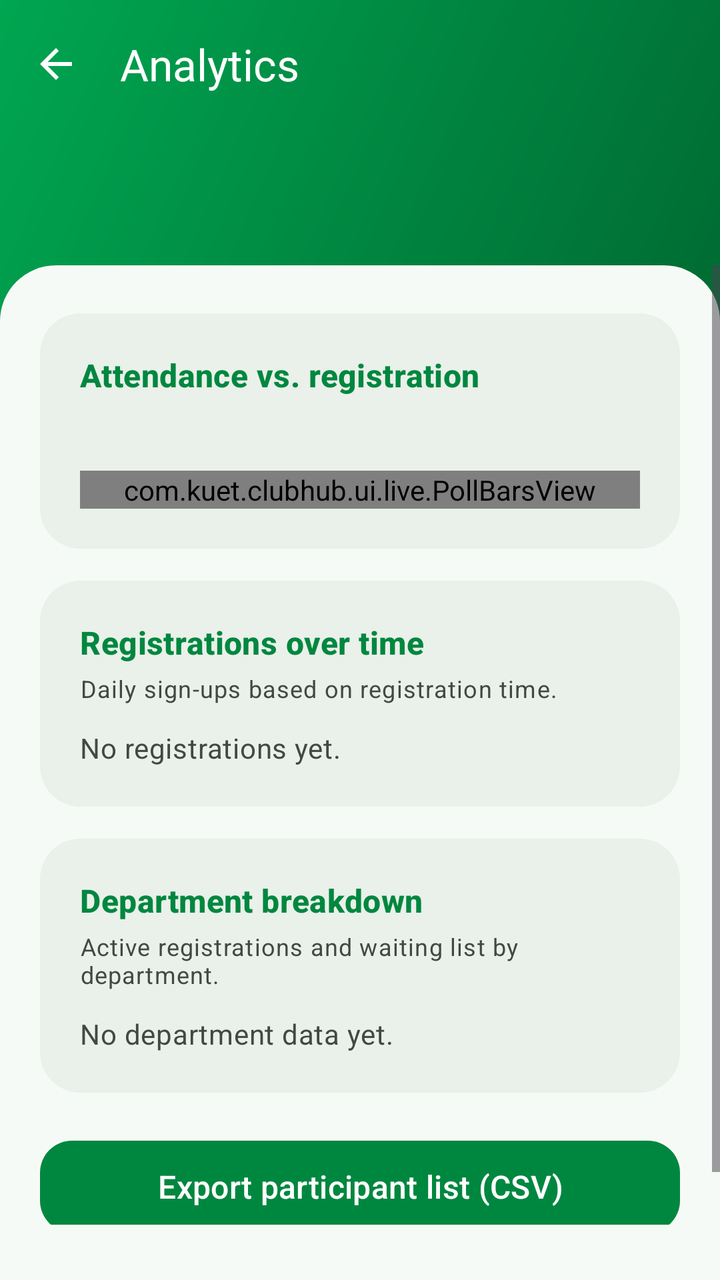
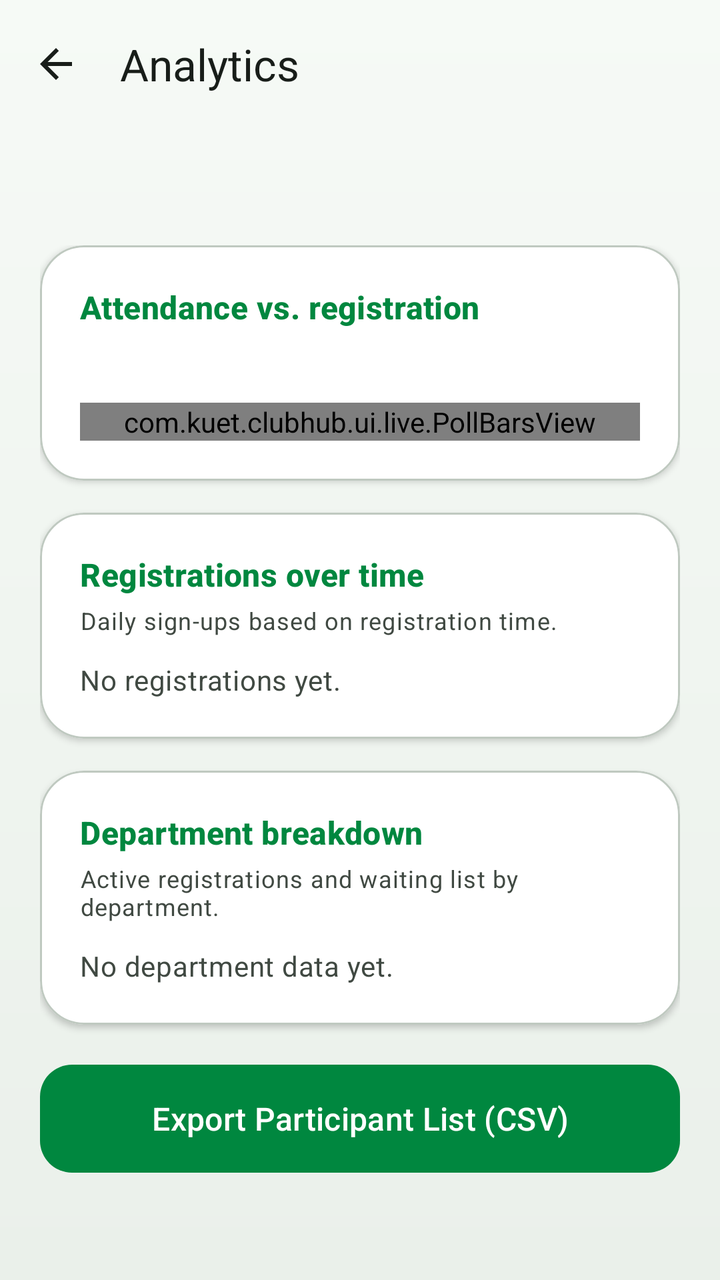

Two renders of the same Android screen: before a commit and after it. Below are the layout's source before the change and the commit's diff.
<!-- AndroidManifest.xml: application theme Theme.ClubHub -->
<!-- res/layout/activity_event_analytics.xml -->
<?xml version="1.0" encoding="utf-8"?>
<LinearLayout xmlns:android="http://schemas.android.com/apk/res/android"
    xmlns:app="http://schemas.android.com/apk/res-auto"
    android:layout_width="match_parent"
    android:layout_height="match_parent"
    android:background="?attr/colorSurface"
    android:orientation="vertical">

    <LinearLayout
        android:id="@+id/header"
        android:layout_width="match_parent"
        android:layout_height="wrap_content"
        android:background="@drawable/bg_header_gradient"
        android:orientation="vertical"
        android:paddingBottom="44dp">

        <com.google.android.material.appbar.MaterialToolbar
            android:id="@+id/toolbar"
            android:layout_width="match_parent"
            android:layout_height="?attr/actionBarSize"
            android:background="@android:color/transparent"
            app:navigationIcon="@drawable/ic_arrow_back_white"
            app:title="@string/title_analytics"
            app:titleTextAppearance="?attr/textAppearanceTitleLarge"
            app:titleTextColor="@color/white" />

        <TextView
            android:id="@+id/tv_event_title"
            android:layout_width="match_parent"
            android:layout_height="wrap_content"
            android:ellipsize="end"
            android:maxLines="2"
            android:paddingHorizontal="20dp"
            android:textColor="@color/white"
            android:textSize="22sp"
            android:textStyle="bold" />

        <TextView
            android:id="@+id/tv_subtitle"
            android:layout_width="match_parent"
            android:layout_height="wrap_content"
            android:layout_marginTop="4dp"
            android:alpha="0.9"
            android:paddingHorizontal="20dp"
            android:textColor="@color/white"
            android:textSize="14sp" />
    </LinearLayout>

    <ScrollView
        android:layout_width="match_parent"
        android:layout_height="0dp"
        android:layout_marginTop="-28dp"
        android:layout_weight="1"
        android:background="@drawable/bg_sheet_top">

        <LinearLayout
            android:layout_width="match_parent"
            android:layout_height="wrap_content"
            android:orientation="vertical"
            android:padding="20dp">

            <com.google.android.material.card.MaterialCardView
                style="@style/Widget.Material3.CardView.Filled"
                android:layout_width="match_parent"
                android:layout_height="wrap_content"
                android:layout_marginTop="4dp"
                app:cardBackgroundColor="?attr/colorSurfaceContainer"
                app:cardCornerRadius="20dp"
                app:cardElevation="0dp">

                <LinearLayout
                    android:layout_width="match_parent"
                    android:layout_height="wrap_content"
                    android:orientation="vertical"
                    android:padding="20dp">

                    <TextView
                        android:layout_width="match_parent"
                        android:layout_height="wrap_content"
                        android:text="@string/analytics_card_overview"
                        android:textAppearance="?attr/textAppearanceTitleMedium"
                        android:textColor="?attr/colorPrimary"
                        android:textStyle="bold" />

                    <TextView
                        android:id="@+id/tv_overview_rates"
                        android:layout_width="match_parent"
                        android:layout_height="wrap_content"
                        android:layout_marginTop="4dp"
                        android:textAppearance="?attr/textAppearanceBodyMedium"
                        android:textColor="?attr/colorOnSurfaceVariant" />

                    <com.kuet.clubhub.ui.live.PollBarsView
                        android:id="@+id/bars_overview"
                        android:layout_width="match_parent"
                        android:layout_height="wrap_content"
                        android:layout_marginTop="14dp" />
                </LinearLayout>
            </com.google.android.material.card.MaterialCardView>

            <com.google.android.material.card.MaterialCardView
                style="@style/Widget.Material3.CardView.Filled"
                android:layout_width="match_parent"
                android:layout_height="wrap_content"
                android:layout_marginTop="16dp"
                app:cardBackgroundColor="?attr/colorSurfaceContainer"
                app:cardCornerRadius="20dp"
                app:cardElevation="0dp">

                <LinearLayout
                    android:layout_width="match_parent"
                    android:layout_height="wrap_content"
                    android:orientation="vertical"
                    android:padding="20dp">

                    <TextView
                        android:layout_width="match_parent"
                        android:layout_height="wrap_content"
                        android:text="@string/analytics_card_timeline"
                        android:textAppearance="?attr/textAppearanceTitleMedium"
                        android:textColor="?attr/colorPrimary"
                        android:textStyle="bold" />

                    <TextView
                        android:layout_width="match_parent"
                        android:layout_height="wrap_content"
                        android:layout_marginTop="4dp"
                        android:text="@string/analytics_timeline_hint"
                        android:textAppearance="?attr/textAppearanceBodySmall"
                        android:textColor="?attr/colorOnSurfaceVariant" />

                    <com.kuet.clubhub.ui.live.PollBarsView
                        android:id="@+id/bars_timeline"
                        android:layout_width="match_parent"
                        android:layout_height="wrap_content"
                        android:layout_marginTop="14dp"
                        android:visibility="gone" />

                    <TextView
                        android:id="@+id/tv_empty_timeline"
                        android:layout_width="match_parent"
                        android:layout_height="wrap_content"
                        android:layout_marginTop="12dp"
                        android:text="@string/empty_analytics_timeline"
                        android:textAppearance="?attr/textAppearanceBodyMedium"
                        android:textColor="?attr/colorOnSurfaceVariant" />
                </LinearLayout>
            </com.google.android.material.card.MaterialCardView>

            <com.google.android.material.card.MaterialCardView
                style="@style/Widget.Material3.CardView.Filled"
                android:layout_width="match_parent"
                android:layout_height="wrap_content"
                android:layout_marginTop="16dp"
                app:cardBackgroundColor="?attr/colorSurfaceContainer"
                app:cardCornerRadius="20dp"
                app:cardElevation="0dp">

                <LinearLayout
                    android:layout_width="match_parent"
                    android:layout_height="wrap_content"
                    android:orientation="vertical"
                    android:padding="20dp">

                    <TextView
                        android:layout_width="match_parent"
                        android:layout_height="wrap_content"
                        android:text="@string/analytics_card_departments"
                        android:textAppearance="?attr/textAppearanceTitleMedium"
                        android:textColor="?attr/colorPrimary"
                        android:textStyle="bold" />

                    <TextView
                        android:layout_width="match_parent"
                        android:layout_height="wrap_content"
                        android:layout_marginTop="4dp"
                        android:text="@string/analytics_departments_hint"
                        android:textAppearance="?attr/textAppearanceBodySmall"
                        android:textColor="?attr/colorOnSurfaceVariant" />

                    <com.kuet.clubhub.ui.live.PollBarsView
                        android:id="@+id/bars_departments"
                        android:layout_width="match_parent"
                        android:layout_height="wrap_content"
                        android:layout_marginTop="14dp"
                        android:visibility="gone" />

                    <TextView
                        android:id="@+id/tv_empty_departments"
                        android:layout_width="match_parent"
                        android:layout_height="wrap_content"
                        android:layout_marginTop="12dp"
                        android:text="@string/empty_analytics_departments"
                        android:textAppearance="?attr/textAppearanceBodyMedium"
                        android:textColor="?attr/colorOnSurfaceVariant" />
                </LinearLayout>
            </com.google.android.material.card.MaterialCardView>

            <com.google.android.material.button.MaterialButton
                android:id="@+id/btn_export_csv"
                android:layout_width="match_parent"
                android:layout_height="wrap_content"
                android:layout_marginTop="20dp"
                android:minHeight="54dp"
                android:text="@string/action_export_csv_full"
                android:textSize="16sp" />
        </LinearLayout>
    </ScrollView>
</LinearLayout>
<!-- resources referenced by this layout -->
<resources>
  <color name="white">#FFFFFF</color>
  <!-- drawable bg_header_gradient (drawable) -->
  <?xml version="1.0" encoding="utf-8"?>
  <shape xmlns:android="http://schemas.android.com/apk/res/android"
      android:shape="rectangle">
      <gradient
          android:angle="315"
          android:endColor="@color/header_end"
          android:startColor="@color/header_start"
          android:type="linear" />
  </shape>
  <!-- drawable bg_sheet_top (drawable) -->
  <?xml version="1.0" encoding="utf-8"?>
  <shape xmlns:android="http://schemas.android.com/apk/res/android"
      android:shape="rectangle">
      <solid android:color="?attr/colorSurface" />
      <corners
          android:topLeftRadius="28dp"
          android:topRightRadius="28dp" />
  </shape>
  <!-- drawable ic_arrow_back_white (drawable) -->
  <?xml version="1.0" encoding="utf-8"?>
  <vector xmlns:android="http://schemas.android.com/apk/res/android"
      android:width="24dp"
      android:height="24dp"
      android:viewportWidth="24"
      android:viewportHeight="24">
      <path
          android:fillColor="#FFFFFF"
          android:pathData="M20,11H7.83l5.59,-5.59L12,4l-8,8 8,8 1.41,-1.41L7.83,13H20v-2z" />
  </vector>
  <string name="action_export_csv_full">Export participant list (CSV)</string>
  <string name="analytics_card_departments">Department breakdown</string>
  <string name="analytics_card_overview">Attendance vs. registration</string>
  <string name="analytics_card_timeline">Registrations over time</string>
  <string name="analytics_departments_hint">Active registrations and waiting list by department.</string>
  <string name="analytics_timeline_hint">Daily sign-ups based on registration time.</string>
  <string name="empty_analytics_departments">No department data yet.</string>
  <string name="empty_analytics_timeline">No registrations yet.</string>
  <string name="title_analytics">Analytics</string>
  <style name="Theme.ClubHub" parent="Base.Theme.ClubHub" />
  <color name="header_end">#006B32</color>
  <color name="header_start">#00A651</color>
  <style name="Widget.ClubHub.TextInputLayout" parent="Widget.Material3.TextInputLayout.OutlinedBox">
          <item name="boxCornerRadiusTopStart">14dp</item>
          <item name="boxCornerRadiusTopEnd">14dp</item>
          <item name="boxCornerRadiusBottomStart">14dp</item>
          <item name="boxCornerRadiusBottomEnd">14dp</item>
      </style>
  <style name="Widget.ClubHub.Button" parent="Widget.Material3.Button">
          <item name="cornerRadius">16dp</item>
      </style>
  <!-- unchanged entries left out for length: 1 -->
</resources>

<!-- the commit's change to res/layout/activity_event_analytics.xml (unified diff, before → after) -->
@@ -3,16 +3,15 @@
     xmlns:app="http://schemas.android.com/apk/res-auto"
     android:layout_width="match_parent"
     android:layout_height="match_parent"
-    android:background="?attr/colorSurface"
+    android:background="@drawable/bg_screen_mint"
     android:orientation="vertical">
 
     <LinearLayout
         android:id="@+id/header"
         android:layout_width="match_parent"
         android:layout_height="wrap_content"
-        android:background="@drawable/bg_header_gradient"
         android:orientation="vertical"
-        android:paddingBottom="44dp">
+        android:paddingBottom="4dp">
 
         <com.google.android.material.appbar.MaterialToolbar
             android:id="@+id/toolbar"
@@ -20,9 +19,10 @@
             android:layout_height="?attr/actionBarSize"
             android:background="@android:color/transparent"
             app:navigationIcon="@drawable/ic_arrow_back_white"
+            app:navigationIconTint="?attr/colorOnSurface"
             app:title="@string/title_analytics"
             app:titleTextAppearance="?attr/textAppearanceTitleLarge"
-            app:titleTextColor="@color/white" />
+            app:titleTextColor="?attr/colorOnSurface" />
 
         <TextView
             android:id="@+id/tv_event_title"
@@ -31,42 +31,42 @@
             android:ellipsize="end"
             android:maxLines="2"
             android:paddingHorizontal="20dp"
-            android:textColor="@color/white"
-            android:textSize="22sp"
+            android:textColor="?attr/colorOnSurface"
+            android:textSize="20sp"
             android:textStyle="bold" />
 
         <TextView
             android:id="@+id/tv_subtitle"
             android:layout_width="match_parent"
             android:layout_height="wrap_content"
-            android:layout_marginTop="4dp"
-            android:alpha="0.9"
+            android:layout_marginTop="2dp"
             android:paddingHorizontal="20dp"
-            android:textColor="@color/white"
-            android:textSize="14sp" />
+            android:textColor="?attr/colorOnSurfaceVariant"
+            android:textSize="13sp" />
     </LinearLayout>
 
     <ScrollView
         android:layout_width="match_parent"
         android:layout_height="0dp"
-        android:layout_marginTop="-28dp"
         android:layout_weight="1"
-        android:background="@drawable/bg_sheet_top">
+        android:fillViewport="true">
 
         <LinearLayout
             android:layout_width="match_parent"
             android:layout_height="wrap_content"
             android:orientation="vertical"
-            android:padding="20dp">
+            android:paddingHorizontal="20dp"
+            android:paddingTop="8dp"
+            android:paddingBottom="28dp">
 
             <com.google.android.material.card.MaterialCardView
-                style="@style/Widget.Material3.CardView.Filled"
-                android:layout_width="match_parent"
-                android:layout_height="wrap_content"
-                android:layout_marginTop="4dp"
-                app:cardBackgroundColor="?attr/colorSurfaceContainer"
-                app:cardCornerRadius="20dp"
-                app:cardElevation="0dp">
+                android:layout_width="match_parent"
+                android:layout_height="wrap_content"
+                app:cardBackgroundColor="?attr/colorSurfaceContainerLowest"
+                app:cardCornerRadius="22dp"
+                app:cardElevation="2dp"
+                app:strokeColor="?attr/colorOutlineVariant"
+                app:strokeWidth="1dp">
 
                 <LinearLayout
                     android:layout_width="match_parent"
@@ -99,13 +99,14 @@
             </com.google.android.material.card.MaterialCardView>
 
             <com.google.android.material.card.MaterialCardView
-                style="@style/Widget.Material3.CardView.Filled"
                 android:layout_width="match_parent"
                 android:layout_height="wrap_content"
                 android:layout_marginTop="16dp"
-                app:cardBackgroundColor="?attr/colorSurfaceContainer"
-                app:cardCornerRadius="20dp"
-                app:cardElevation="0dp">
+                app:cardBackgroundColor="?attr/colorSurfaceContainerLowest"
+                app:cardCornerRadius="22dp"
+                app:cardElevation="2dp"
+                app:strokeColor="?attr/colorOutlineVariant"
+                app:strokeWidth="1dp">
 
                 <LinearLayout
                     android:layout_width="match_parent"
@@ -148,13 +149,14 @@
             </com.google.android.material.card.MaterialCardView>
 
             <com.google.android.material.card.MaterialCardView
-                style="@style/Widget.Material3.CardView.Filled"
                 android:layout_width="match_parent"
                 android:layout_height="wrap_content"
                 android:layout_marginTop="16dp"
-                app:cardBackgroundColor="?attr/colorSurfaceContainer"
-                app:cardCornerRadius="20dp"
-                app:cardElevation="0dp">
+                app:cardBackgroundColor="?attr/colorSurfaceContainerLowest"
+                app:cardCornerRadius="22dp"
+                app:cardElevation="2dp"
+                app:strokeColor="?attr/colorOutlineVariant"
+                app:strokeWidth="1dp">
 
                 <LinearLayout
                     android:layout_width="match_parent"
@@ -200,10 +202,15 @@
                 android:id="@+id/btn_export_csv"
                 android:layout_width="match_parent"
                 android:layout_height="wrap_content"
+                        android:maxLines="1"
+                        android:ellipsize="end"
+                        android:insetTop="0dp"
+                        android:insetBottom="0dp"
+                        android:minHeight="54dp"
                 android:layout_marginTop="20dp"
-                android:minHeight="54dp"
                 android:text="@string/action_export_csv_full"
-                android:textSize="16sp" />
+                android:textSize="16sp"
+                app:cornerRadius="16dp" />
         </LinearLayout>
     </ScrollView>
 </LinearLayout>
<!-- resource entries referenced after the edit -->
@@ -1,24 +1,15 @@
 <!-- resources referenced by this layout -->
 <resources>
-  <color name="white">#FFFFFF</color>
-  <!-- drawable bg_header_gradient (drawable) -->
+  <!-- drawable bg_screen_mint (drawable) -->
   <?xml version="1.0" encoding="utf-8"?>
   <shape xmlns:android="http://schemas.android.com/apk/res/android"
       android:shape="rectangle">
       <gradient
-          android:angle="315"
-          android:endColor="@color/header_end"
-          android:startColor="@color/header_start"
+          android:angle="270"
+          android:startColor="?attr/colorSurface"
+          android:centerColor="?attr/colorSurfaceContainerLow"
+          android:endColor="?attr/colorSurfaceContainer"
           android:type="linear" />
-  </shape>
-  <!-- drawable bg_sheet_top (drawable) -->
-  <?xml version="1.0" encoding="utf-8"?>
-  <shape xmlns:android="http://schemas.android.com/apk/res/android"
-      android:shape="rectangle">
-      <solid android:color="?attr/colorSurface" />
-      <corners
-          android:topLeftRadius="28dp"
-          android:topRightRadius="28dp" />
   </shape>
   <!-- drawable ic_arrow_back_white (drawable) -->
   <?xml version="1.0" encoding="utf-8"?>
@@ -31,7 +22,7 @@
           android:fillColor="#FFFFFF"
           android:pathData="M20,11H7.83l5.59,-5.59L12,4l-8,8 8,8 1.41,-1.41L7.83,13H20v-2z" />
   </vector>
-  <string name="action_export_csv_full">Export participant list (CSV)</string>
+  <string name="action_export_csv_full">Export Participant List (CSV)</string>
   <string name="analytics_card_departments">Department breakdown</string>
   <string name="analytics_card_overview">Attendance vs. registration</string>
   <string name="analytics_card_timeline">Registrations over time</string>
@@ -41,8 +32,6 @@
   <string name="empty_analytics_timeline">No registrations yet.</string>
   <string name="title_analytics">Analytics</string>
   <style name="Theme.ClubHub" parent="Base.Theme.ClubHub" />
-  <color name="header_end">#006B32</color>
-  <color name="header_start">#00A651</color>
   <style name="Widget.ClubHub.TextInputLayout" parent="Widget.Material3.TextInputLayout.OutlinedBox">
           <item name="boxCornerRadiusTopStart">14dp</item>
           <item name="boxCornerRadiusTopEnd">14dp</item>
